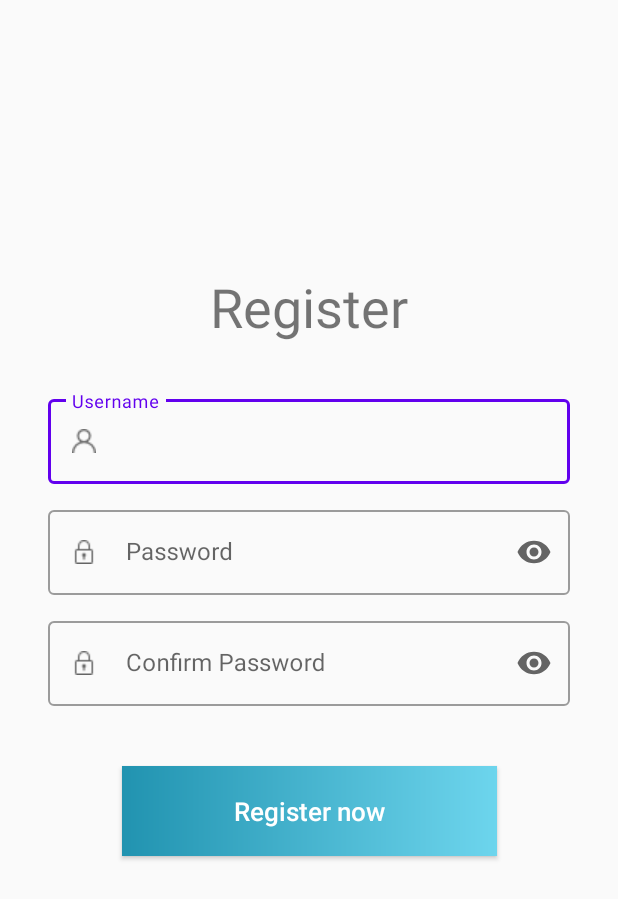
After one commit to paopp2/ColorCloud, an Android app: the layout activity_register.xml on its own in the app's theme, with its tools: preview values and no code run, on a phone screen of 412 x 824 dp. The commit adds this screen. Shown: the top 899 px of the screen. Run offline under Robolectric (Android 15) with nearby library versions, the phone set to English and light mode, and no system bars.

Commit message:
Add register layout

```diff
--- /dev/null
+++ b/app/src/main/res/drawable/custom_reg_button.xml
@@ -0,0 +1,12 @@
+<?xml version="1.0" encoding="utf-8"?>
+<shape xmlns:android="http://schemas.android.com/apk/res/android"
+    android:shape="rectangle">
+
+    <gradient
+        android:startColor="#2193b0"
+        android:endColor="#6dd5ed"
+        android:type="linear" />
+
+
+
+</shape>
--- /dev/null
+++ b/app/src/main/res/layout/activity_register.xml
@@ -0,0 +1,106 @@
+<?xml version="1.0" encoding="utf-8"?>
+<androidx.constraintlayout.widget.ConstraintLayout
+    xmlns:android="http://schemas.android.com/apk/res/android"
+    xmlns:app="http://schemas.android.com/apk/res-auto"
+    xmlns:tools="http://schemas.android.com/tools"
+    android:layout_width="match_parent"
+    android:layout_height="match_parent" >
+
+    <TextView
+        android:id="@+id/tvRegister"
+        android:layout_width="match_parent"
+        android:layout_height="wrap_content"
+        android:gravity="center"
+        android:text="Register"
+        android:textSize="36sp"
+        android:layout_marginTop="180dp"
+        app:layout_constraintEnd_toEndOf="parent"
+        app:layout_constraintStart_toStartOf="parent"
+        app:layout_constraintTop_toTopOf="parent" />
+
+    <com.google.android.material.textfield.TextInputLayout
+        android:id="@+id/tilUsername"
+        style="@style/Widget.MaterialComponents.TextInputLayout.OutlinedBox"
+        android:layout_width="match_parent"
+        android:layout_height="wrap_content"
+        android:layout_marginStart="32dp"
+        android:layout_marginEnd="32dp"
+        android:layout_marginTop="32dp"
+        android:hint="Username"
+        app:endIconMode="clear_text"
+        app:layout_constraintEnd_toEndOf="parent"
+        app:layout_constraintStart_toStartOf="parent"
+        app:layout_constraintTop_toBottomOf="@+id/tvRegister"
+        app:startIconDrawable="@drawable/user">
+
+        <com.google.android.material.textfield.TextInputEditText
+            android:id="@+id/etUsername"
+            android:layout_width="match_parent"
+            android:layout_height="wrap_content"
+            android:inputType="text"
+            android:maxLength="18" />
+    </com.google.android.material.textfield.TextInputLayout>
+
+    <com.google.android.material.textfield.TextInputLayout
+        android:id="@+id/tilPassword"
+        style="@style/Widget.MaterialComponents.TextInputLayout.OutlinedBox"
+        android:layout_width="match_parent"
+        android:layout_height="wrap_content"
+        android:layout_marginStart="32dp"
+        android:layout_marginEnd="32dp"
+        android:layout_marginTop="12dp"
+        android:hint="Password"
+        app:endIconMode="password_toggle"
+        app:layout_constraintEnd_toEndOf="parent"
+        app:layout_constraintStart_toStartOf="parent"
+        app:layout_constraintTop_toBottomOf="@+id/tilUsername"
+        app:startIconDrawable="@drawable/padlock">
+
+        <com.google.android.material.textfield.TextInputEditText
+            android:id="@+id/etPassword"
+            android:layout_width="match_parent"
+            android:layout_height="wrap_content"
+            android:inputType="textPassword"
+            android:maxLength="18" />
+    </com.google.android.material.textfield.TextInputLayout>
+
+    <com.google.android.material.textfield.TextInputLayout
+        android:id="@+id/tilConfPassword"
+        style="@style/Widget.MaterialComponents.TextInputLayout.OutlinedBox"
+        android:layout_width="match_parent"
+        android:layout_height="wrap_content"
+        android:layout_marginStart="32dp"
+        android:layout_marginEnd="32dp"
+        android:layout_marginTop="12dp"
+        android:hint="Confirm Password"
+        app:endIconMode="password_toggle"
+        app:layout_constraintEnd_toEndOf="parent"
+        app:layout_constraintStart_toStartOf="parent"
+        app:layout_constraintTop_toBottomOf="@+id/tilPassword"
+        app:startIconDrawable="@drawable/padlock">
+
+        <com.google.android.material.textfield.TextInputEditText
+            android:id="@+id/etConfPassword"
+            android:layout_width="match_parent"
+            android:layout_height="wrap_content"
+            android:inputType="textPassword"
+            android:maxLength="18" />
+    </com.google.android.material.textfield.TextInputLayout>
+
+    <Button
+        android:id="@+id/btnRegister"
+        android:textSize="17sp"
+        android:text="Register now"
+        android:backgroundTint="@null"
+        android:textColor="@color/white"
+        android:background="@drawable/custom_reg_button"
+        android:textAllCaps="false"
+        android:layout_width="250dp"
+        android:layout_height="60dp"
+        android:layout_marginTop="40dp"
+        app:layout_constraintEnd_toEndOf="parent"
+        app:layout_constraintStart_toStartOf="parent"
+        app:layout_constraintTop_toBottomOf="@+id/tilConfPassword"
+        tools:targetApi="lollipop" />
+
+</androidx.constraintlayout.widget.ConstraintLayout>
--- a/app/src/main/res/layout/content_main.xml
+++ b/app/src/main/res/layout/content_main.xml
@@ -15,6 +15,7 @@
         app:defaultNavHost="true"
         app:layout_constraintLeft_toLeftOf="parent"
         app:layout_constraintRight_toRightOf="parent"
-        app:layout_constraintTop_toTopOf="parent"                                                                                                                                                                                                                                                                                                   f="parent"
+        app:layout_constraintTop_toTopOf="parent"
         app:navGraph="@navigation/mobile_navigation" />
+
 </androidx.constraintlayout.widget.ConstraintLayout>
--- a/app/src/main/res/values/colors.xml
+++ b/app/src/main/res/values/colors.xml
@@ -7,4 +7,5 @@
     <color name="teal_700">#FF018786</color>
     <color name="black">#FF000000</color>
     <color name="white">#FFFFFFFF</color>
+    <color name="color_transparent">#00FFFFFF</color>
 </resources>
--- a/app/src/main/res/values/themes.xml
+++ b/app/src/main/res/values/themes.xml
@@ -1,16 +1,13 @@
 <resources xmlns:tools="http://schemas.android.com/tools">
     <!-- Base application theme. -->
-    <style name="Theme.ColorCloud" parent="Theme.MaterialComponents.DayNight.DarkActionBar">
+    <style name="Theme.ColorCloud" parent="Theme.MaterialComponents.DayNight.DarkActionBar.Bridge">
         <!-- Primary brand color. -->
         <item name="colorPrimary">@color/purple_500</item>
         <item name="colorPrimaryVariant">@color/purple_700</item>
         <item name="colorOnPrimary">@color/white</item>
-        <!-- Secondary brand color. -->
-        <item name="colorSecondary">@color/teal_200</item>
-        <item name="colorSecondaryVariant">@color/teal_700</item>
-        <item name="colorOnSecondary">@color/black</item>
         <!-- Status bar color. -->
-        <item name="android:statusBarColor" tools:targetApi="l">?attr/colorPrimaryVariant</item>
+<!--        <item name="android:statusBarColor" tools:targetApi="l">?attr/colorPrimaryVariant</item>-->
+
         <!-- Customize your theme here. -->
     </style>
 
```
Also changed, not shown: app/src/main/res/drawable/padlock.png (added), app/src/main/res/drawable/user.png (added).
